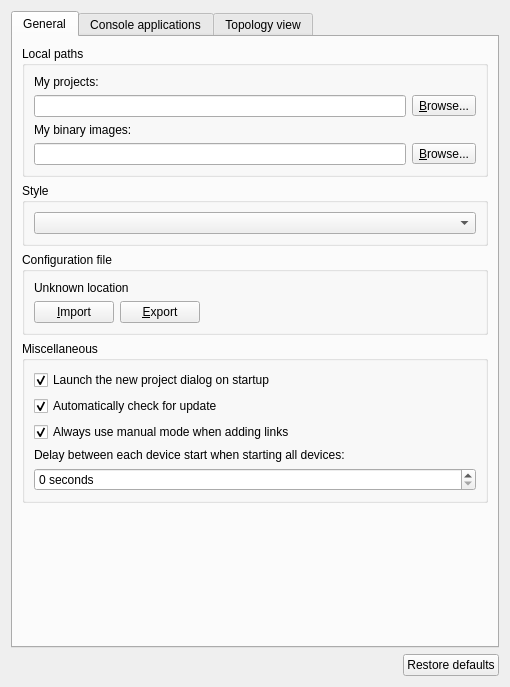
GNS3/gns3-gui, file gns3/ui/general_preferences_page.ui: the form before one commit.
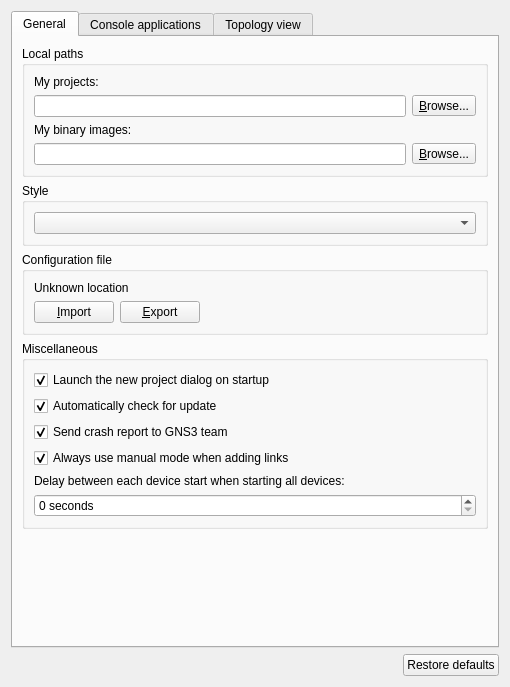
The form after the commit.

Commit message: Report error setting from the GUI

What changed in the file:
```diff
--- a/gns3/ui/general_preferences_page.ui
+++ b/gns3/ui/general_preferences_page.ui
@@ -164,14 +164,14 @@
             </property>
            </widget>
           </item>
-          <item row="4" column="0" colspan="2">
+          <item row="6" column="0" colspan="2">
            <widget class="QLabel" name="uiSlowStartAllLabel">
             <property name="text">
              <string>Delay between each device start when starting all devices:</string>
             </property>
            </widget>
           </item>
-          <item row="5" column="0" colspan="2">
+          <item row="7" column="0" colspan="2">
            <widget class="QSpinBox" name="uiSlowStartAllSpinBox">
             <property name="suffix">
              <string> seconds</string>
@@ -187,7 +187,7 @@
             </property>
            </widget>
           </item>
-          <item row="3" column="0">
+          <item row="4" column="0">
            <widget class="QCheckBox" name="uiLinkManualModeCheckBox">
             <property name="text">
              <string>Always use manual mode when adding links</string>
@@ -207,6 +207,16 @@
             </property>
            </widget>
           </item>
+          <item row="3" column="0">
+           <widget class="QCheckBox" name="uiCrashReportCheckBox">
+            <property name="text">
+             <string>Send crash report to GNS3 team</string>
+            </property>
+            <property name="checked">
+             <bool>true</bool>
+            </property>
+           </widget>
+          </item>
          </layout>
         </widget>
        </item>
```
The commit also changes 5 other files.
